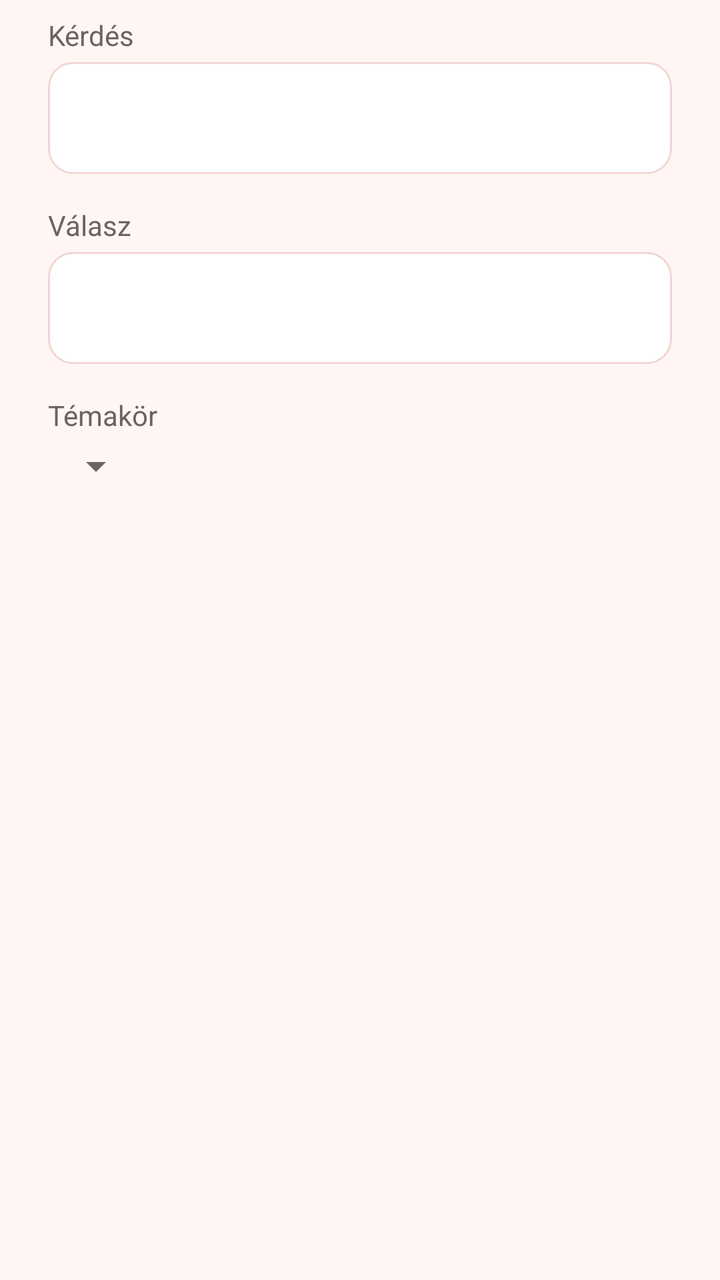
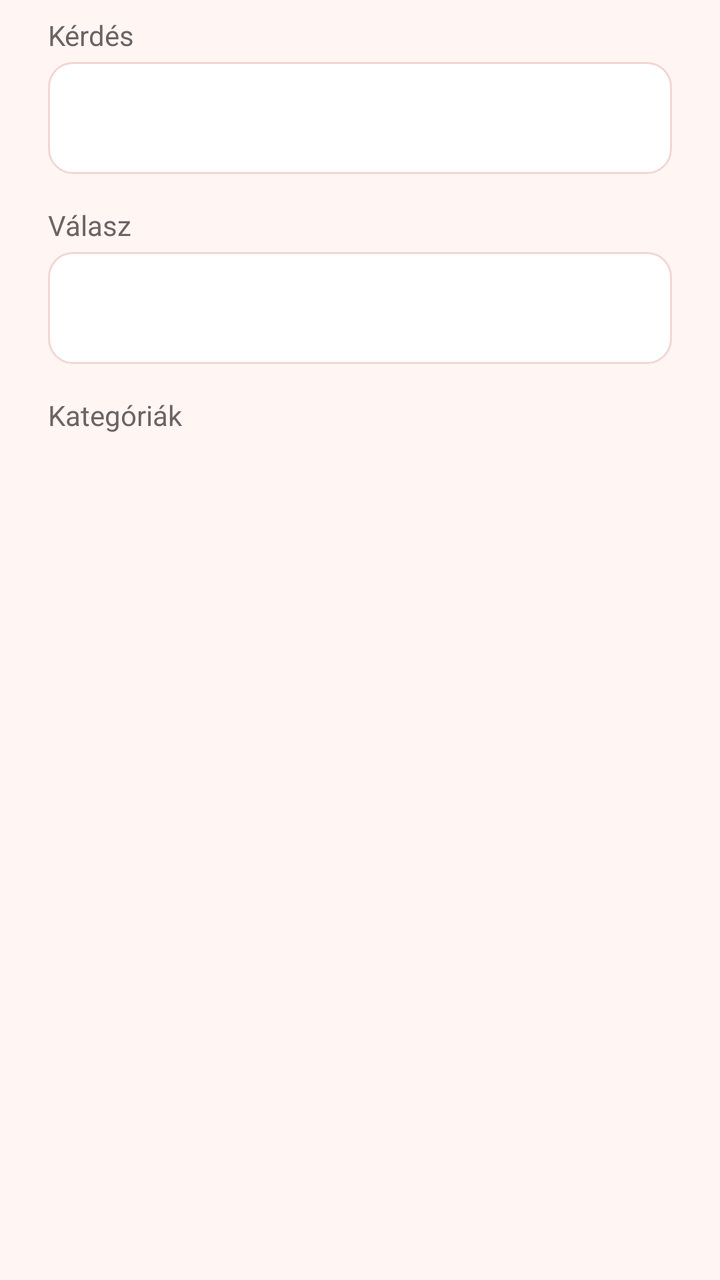

The first picture is an Android layout as it rendered before a commit; the second is the same layout after the commit. The layout source and the unified diff follow.
<!-- AndroidManifest.xml: application theme AppTheme -->
<!-- res/layout/dialog_question.xml -->
<?xml version="1.0" encoding="utf-8"?>
<LinearLayout xmlns:android="http://schemas.android.com/apk/res/android"
    android:layout_width="match_parent"
    android:layout_height="wrap_content"
    android:orientation="vertical"
    android:paddingStart="24dp"
    android:paddingTop="8dp"
    android:paddingEnd="24dp">

    <TextView
        android:layout_width="wrap_content"
        android:layout_height="wrap_content"
        android:text="Kérdés"
        android:textColor="@color/textSecondary"
        android:textSize="14sp" />

    <EditText
        style="@style/InputField"
        android:layout_width="match_parent"
        android:layout_height="wrap_content"
        android:id="@+id/EditQuestion"
        android:layout_marginTop="4dp"
        android:inputType="textMultiLine|textCapSentences"
        android:minHeight="56dp"
        android:paddingTop="12dp"
        android:paddingBottom="12dp" />

    <TextView
        android:layout_width="wrap_content"
        android:layout_height="wrap_content"
        android:layout_marginTop="16dp"
        android:text="Válasz"
        android:textColor="@color/textSecondary"
        android:textSize="14sp" />

    <EditText
        style="@style/InputField"
        android:layout_width="match_parent"
        android:layout_height="56dp"
        android:id="@+id/EditAnswer"
        android:layout_marginTop="4dp"
        android:inputType="textCapSentences" />

    <TextView
        android:layout_width="wrap_content"
        android:layout_height="wrap_content"
        android:layout_marginTop="16dp"
        android:text="Témakör"
        android:textColor="@color/textSecondary"
        android:textSize="14sp" />

    <Spinner
        android:layout_width="wrap_content"
        android:layout_height="wrap_content"
        android:id="@+id/EditTopic"
        android:layout_marginTop="4dp" />
</LinearLayout>
<!-- resources referenced by this layout -->
<resources>
  <color name="textSecondary">#6E6262</color>
  <style name="InputField">
          <item name="android:background">@drawable/bg_input</item>
          <item name="android:paddingStart">16dp</item>
          <item name="android:paddingEnd">16dp</item>
          <item name="android:textSize">20sp</item>
          <item name="android:textColor">@color/textPrimary</item>
          <item name="android:textColorHint">@color/textSecondary</item>
      </style>
  <style name="AppTheme" parent="Theme.AppCompat.Light.NoActionBar">
          <item name="colorPrimary">@color/colorPrimary</item>
          <item name="colorPrimaryDark">@color/colorPrimaryDark</item>
          <item name="colorAccent">@color/colorAccent</item>
          <item name="android:windowBackground">@color/background</item>
          <item name="android:textColorPrimary">@color/textPrimary</item>
          <item name="android:textColorSecondary">@color/textSecondary</item>
      </style>
  <!-- drawable bg_input (drawable) -->
  <?xml version="1.0" encoding="utf-8"?>
  <shape xmlns:android="http://schemas.android.com/apk/res/android" android:shape="rectangle">
      <corners android:radius="12dp" />
      <solid android:color="@color/surface" />
      <stroke android:width="1dp" android:color="@color/outline" />
  </shape>
  <color name="textPrimary">#1F1A1A</color>
  <color name="colorPrimary">#D32F2F</color>
  <color name="colorPrimaryDark">#9A0007</color>
  <color name="colorAccent">#D32F2F</color>
  <color name="background">#FFF6F4</color>
  <color name="surface">#FFFFFF</color>
  <color name="outline">#F2D6D3</color>
</resources>

<!-- the commit's change to res/layout/dialog_question.xml (unified diff, before → after) -->
@@ -1,5 +1,9 @@
 <?xml version="1.0" encoding="utf-8"?>
-<LinearLayout xmlns:android="http://schemas.android.com/apk/res/android"
+<ScrollView xmlns:android="http://schemas.android.com/apk/res/android"
+    android:layout_width="match_parent"
+    android:layout_height="wrap_content">
+
+<LinearLayout
     android:layout_width="match_parent"
     android:layout_height="wrap_content"
     android:orientation="vertical"
@@ -45,13 +49,15 @@
         android:layout_width="wrap_content"
         android:layout_height="wrap_content"
         android:layout_marginTop="16dp"
-        android:text="Témakör"
+        android:text="Kategóriák"
         android:textColor="@color/textSecondary"
         android:textSize="14sp" />
 
-    <Spinner
-        android:layout_width="wrap_content"
+    
+    <LinearLayout
+        android:layout_width="match_parent"
         android:layout_height="wrap_content"
-        android:id="@+id/EditTopic"
-        android:layout_marginTop="4dp" />
+        android:id="@+id/EditTopics"
+        android:orientation="vertical" />
 </LinearLayout>
+</ScrollView>
